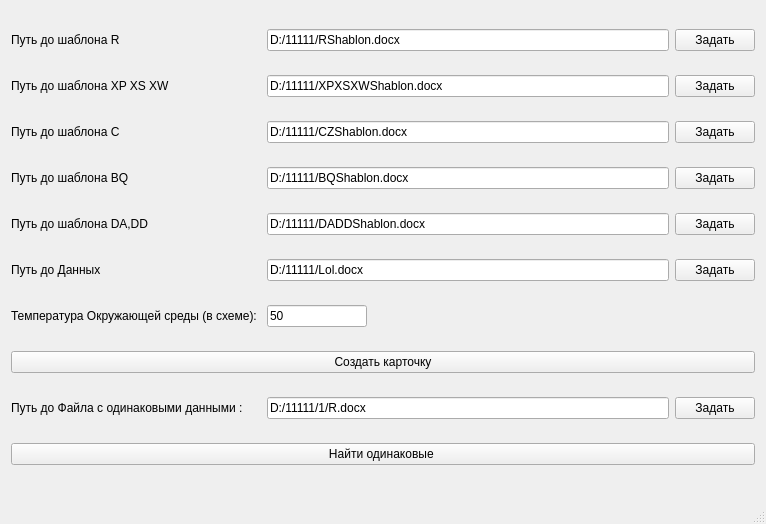
The window that mainwindow.ui (Madjita/TEY) describes before a commit, drawn with Qt 5.
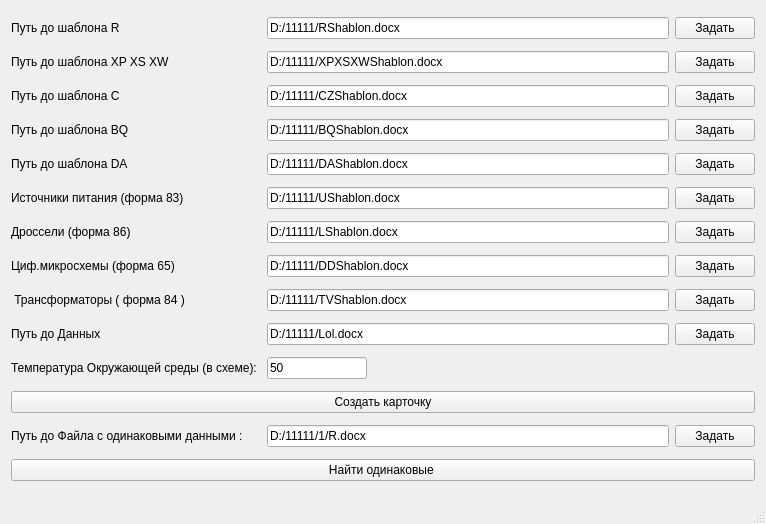
The same window after the commit.

```diff
--- a/mainwindow.ui
+++ b/mainwindow.ui
@@ -15,10 +15,142 @@
   </property>
   <widget class="QWidget" name="centralWidget">
    <layout class="QGridLayout" name="gridLayout">
+    <item row="7" column="0">
+     <widget class="QLabel" name="label_10">
+      <property name="text">
+       <string>Дроссели (форма 86)</string>
+      </property>
+     </widget>
+    </item>
+    <item row="7" column="2">
+     <widget class="QPushButton" name="pushButton_9">
+      <property name="text">
+       <string>Задать</string>
+      </property>
+     </widget>
+    </item>
+    <item row="7" column="1">
+     <widget class="QLineEdit" name="lineEdit_10">
+      <property name="text">
+       <string>D:/11111/LShablon.docx</string>
+      </property>
+     </widget>
+    </item>
+    <item row="8" column="0">
+     <widget class="QLabel" name="label_11">
+      <property name="text">
+       <string>Циф.микросхемы (форма 65)</string>
+      </property>
+     </widget>
+    </item>
+    <item row="8" column="1">
+     <widget class="QLineEdit" name="lineEdit_11">
+      <property name="text">
+       <string>D:/11111/DDShablon.docx</string>
+      </property>
+     </widget>
+    </item>
+    <item row="8" column="2">
+     <widget class="QPushButton" name="pushButton_10">
+      <property name="text">
+       <string>Задать</string>
+      </property>
+     </widget>
+    </item>
+    <item row="17" column="2">
+     <widget class="QPushButton" name="pushButton_7">
+      <property name="text">
+       <string>Задать</string>
+      </property>
+     </widget>
+    </item>
+    <item row="3" column="2">
+     <widget class="QPushButton" name="pushButton_3">
+      <property name="text">
+       <string>Задать</string>
+      </property>
+     </widget>
+    </item>
     <item row="13" column="0">
-     <widget class="QLabel" name="label_8">
+     <widget class="QLabel" name="label_5">
       <property name="text">
-       <string>Путь до Файла с одинаковыми данными :</string>
+       <string>Темпeратура Окружающей среды (в схеме): </string>
+      </property>
+     </widget>
+    </item>
+    <item row="17" column="1">
+     <widget class="QLineEdit" name="lineEdit_8">
+      <property name="text">
+       <string>D:/11111/1/R.docx</string>
+      </property>
+     </widget>
+    </item>
+    <item row="2" column="1">
+     <widget class="QLineEdit" name="lineEdit_3">
+      <property name="text">
+       <string>D:/11111/XPXSXWShablon.docx</string>
+      </property>
+     </widget>
+    </item>
+    <item row="18" column="0" colspan="3">
+     <widget class="QPushButton" name="pushButton_6">
+      <property name="text">
+       <string>Найти одинаковые </string>
+      </property>
+     </widget>
+    </item>
+    <item row="13" column="1">
+     <widget class="QLineEdit" name="lineEdit_5">
+      <property name="maximumSize">
+       <size>
+        <width>100</width>
+        <height>16777215</height>
+       </size>
+      </property>
+      <property name="text">
+       <string>50</string>
+      </property>
+     </widget>
+    </item>
+    <item row="6" column="1">
+     <widget class="QLineEdit" name="lineEdit_9">
+      <property name="text">
+       <string>D:/11111/UShablon.docx</string>
+      </property>
+     </widget>
+    </item>
+    <item row="6" column="0">
+     <widget class="QLabel" name="label_9">
+      <property name="text">
+       <string>Источники питания (форма 83)</string>
+      </property>
+     </widget>
+    </item>
+    <item row="14" column="0" colspan="3">
+     <widget class="QPushButton" name="pushButton">
+      <property name="text">
+       <string>Создать карточку</string>
+      </property>
+     </widget>
+    </item>
+    <item row="6" column="2">
+     <widget class="QPushButton" name="pushButton_8">
+      <property name="text">
+       <string>Задать</string>
+      </property>
+     </widget>
+    </item>
+    <item row="2" column="0">
+     <widget class="QLabel" name="label_3">
+      <property name="text">
+       <string>Путь до шаблона XP XS XW</string>
+      </property>
+     </widget>
+    </item>
+    <item row="4" column="0">
+     <widget class="QLabel" name="label_6">
+      <property name="text">
+       <string>Путь до шаблона BQ</string>
       </property>
      </widget>
     </item>
@@ -32,7 +164,7 @@
     <item row="5" column="1">
      <widget class="QLineEdit" name="lineEdit_7">
       <property name="text">
-       <string>D:/11111/DADDShablon.docx</string>
+       <string>D:/11111/DAShablon.docx</string>
       </property>
      </widget>
     </item>
@@ -50,20 +182,34 @@
       </property>
      </widget>
     </item>
-    <item row="6" column="1">
-     <widget class="QLineEdit" name="lineEdit_2">
+    <item row="1" column="2">
+     <widget class="QPushButton" name="pushButton_S_R">
       <property name="text">
-       <string>D:/11111/Lol.docx</string>
+       <string>Задать</string>
       </property>
      </widget>
     </item>
-    <item row="6" column="0">
+    <item row="10" column="0">
      <widget class="QLabel" name="label_2">
       <property name="text">
        <string>Путь до Данных</string>
       </property>
      </widget>
     </item>
+    <item row="17" column="0">
+     <widget class="QLabel" name="label_8">
+      <property name="text">
+       <string>Путь до Файла с одинаковыми данными :</string>
+      </property>
+     </widget>
+    </item>
+    <item row="10" column="1">
+     <widget class="QLineEdit" name="lineEdit_2">
+      <property name="text">
+       <string>D:/11111/Lol.docx</string>
+      </property>
+     </widget>
+    </item>
     <item row="1" column="0">
      <widget class="QLabel" name="label">
       <property name="text">
@@ -71,34 +217,6 @@
       </property>
      </widget>
     </item>
-    <item row="1" column="2">
-     <widget class="QPushButton" name="pushButton_S_R">
-      <property name="text">
-       <string>Задать</string>
-      </property>
-     </widget>
-    </item>
-    <item row="2" column="0">
-     <widget class="QLabel" name="label_3">
-      <property name="text">
-       <string>Путь до шаблона XP XS XW</string>
-      </property>
-     </widget>
-    </item>
-    <item row="6" column="2">
-     <widget class="QPushButton" name="pushButton_D">
-      <property name="text">
-       <string>Задать</string>
-      </property>
-     </widget>
-    </item>
-    <item row="1" column="1">
-     <widget class="QLineEdit" name="lineEdit">
-      <property name="text">
-       <string>D:/11111/RShablon.docx</string>
-      </property>
-     </widget>
-    </item>
     <item row="3" column="0">
      <widget class="QLabel" name="label_4">
       <property name="text">
@@ -106,6 +224,13 @@
       </property>
      </widget>
     </item>
+    <item row="10" column="2">
+     <widget class="QPushButton" name="pushButton_D">
+      <property name="text">
+       <string>Задать</string>
+      </property>
+     </widget>
+    </item>
     <item row="3" column="1">
      <widget class="QLineEdit" name="lineEdit_4">
       <property name="text">
@@ -113,89 +238,48 @@
       </property>
      </widget>
     </item>
-    <item row="3" column="2">
-     <widget class="QPushButton" name="pushButton_3">
+    <item row="1" column="1">
+     <widget class="QLineEdit" name="lineEdit">
       <property name="text">
-       <string>Задать</string>
-      </property>
-     </widget>
-    </item>
-    <item row="2" column="2">
-     <widget class="QPushButton" name="pushButton_2">
-      <property name="text">
-       <string>Задать</string>
-      </property>
-     </widget>
-    </item>
-    <item row="2" column="1">
-     <widget class="QLineEdit" name="lineEdit_3">
-      <property name="text">
-       <string>D:/11111/XPXSXWShablon.docx</string>
-      </property>
-     </widget>
-    </item>
-    <item row="4" column="0">
-     <widget class="QLabel" name="label_6">
-      <property name="text">
-       <string>Путь до шаблона BQ</string>
+       <string>D:/11111/RShablon.docx</string>
       </property>
      </widget>
     </item>
     <item row="5" column="0">
      <widget class="QLabel" name="label_7">
       <property name="text">
-       <string>Путь до шаблона DA,DD</string>
+       <string>Путь до шаблона DA</string>
       </property>
      </widget>
     </item>
-    <item row="10" column="0" colspan="3">
-     <widget class="QPushButton" name="pushButton">
+    <item row="2" column="2">
+     <widget class="QPushButton" name="pushButton_2">
       <property name="text">
-       <string>Создать карточку</string>
+       <string>Задать</string>
       </property>
      </widget>
     </item>
     <item row="9" column="0">
-     <widget class="QLabel" name="label_5">
+     <widget class="QLabel" name="label_12">
       <property name="text">
-       <string>Темпeратура Окружающей среды (в схеме): </string>
+       <string> Трансформаторы ( форма 84 )</string>
       </property>
      </widget>
     </item>
     <item row="9" column="1">
-     <widget class="QLineEdit" name="lineEdit_5">
-      <property name="maximumSize">
-       <size>
-        <width>100</width>
-        <height>16777215</height>
-       </size>
-      </property>
+     <widget class="QLineEdit" name="lineEdit_12">
       <property name="text">
-       <string>50</string>
+       <string>D:/11111/TVShablon.docx</string>
       </property>
      </widget>
     </item>
-    <item row="13" column="1">
-     <widget class="QLineEdit" name="lineEdit_8">
-      <property name="text">
-       <string>D:/11111/1/R.docx</string>
-      </property>
-     </widget>
-    </item>
-    <item row="13" column="2">
-     <widget class="QPushButton" name="pushButton_7">
+    <item row="9" column="2">
+     <widget class="QPushButton" name="pushButton_11">
       <property name="text">
        <string>Задать</string>
       </property>
      </widget>
     </item>
-    <item row="14" column="0" colspan="3">
-     <widget class="QPushButton" name="pushButton_6">
-      <property name="text">
-       <string>Найти одинаковые </string>
-      </property>
-     </widget>
-    </item>
    </layout>
   </widget>
   <widget class="QStatusBar" name="statusBar"/>
```
